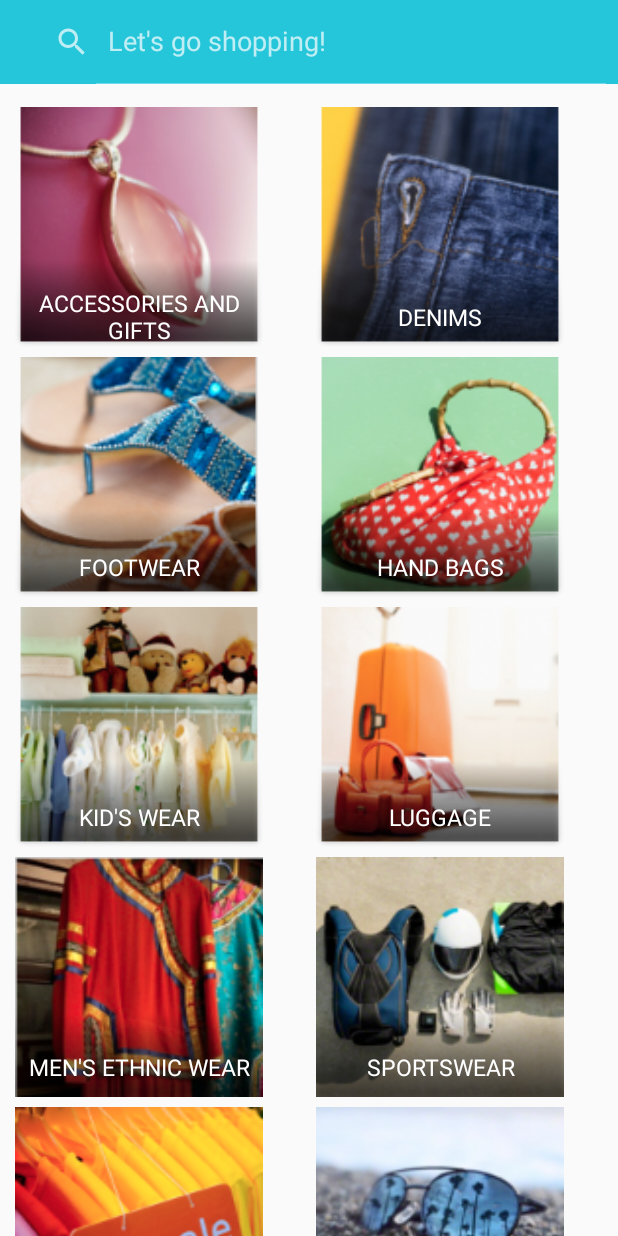
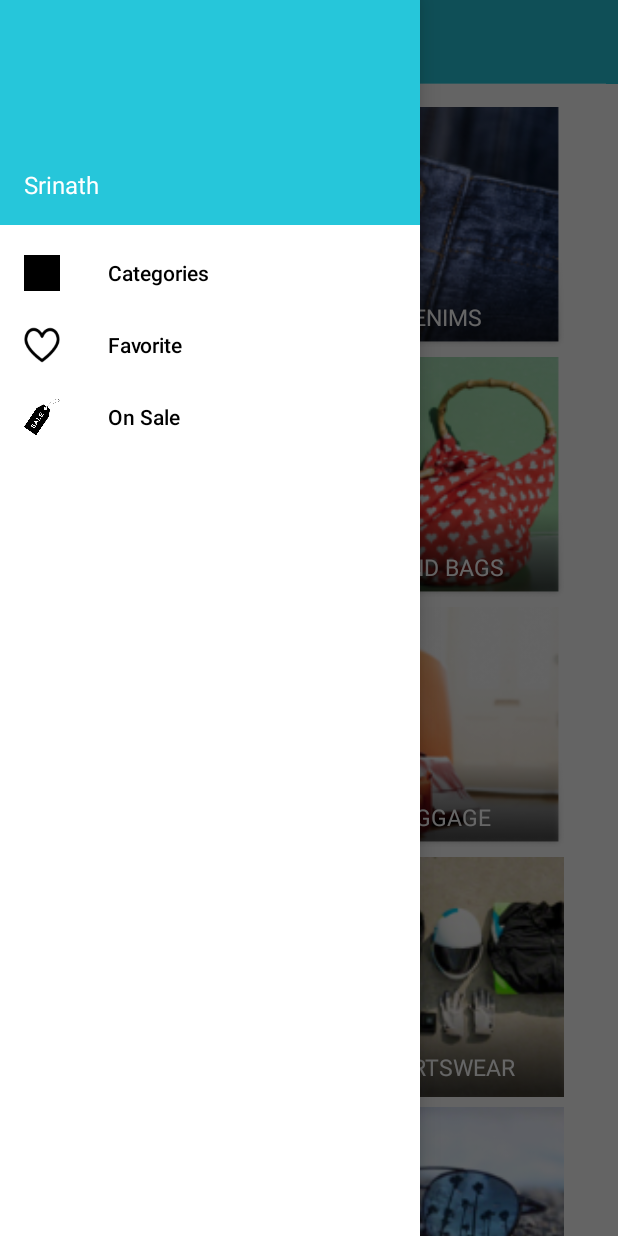
Before and after one commit to srinathwarrier/BrandstoreApp, an Android app: the screen it shows after launch (MainActivity), on a phone screen of 412 x 824 dp. Run offline under Robolectric (Android 15) with nearby library versions, the phone set to English and light mode, and no system bars; libraries missing offline, so code that uses them is left out: com.nostra13.universalimageloader; 7 statements that could not run were skipped.

Commit message:
navigation window

```diff
--- a/app/src/main/java/com/brandstore1/OutletListAsyncTask.java
+++ b/app/src/main/java/com/brandstore1/OutletListAsyncTask.java
@@ -124,7 +124,7 @@ public class OutletListAsyncTask extends AsyncTask<Void, Void, Void> {
             e.printStackTrace();
         }
         mOutletListAdapter.notifyDataSetChanged();
-        circularProgressDialog.dismiss();
+         circularProgressDialog.dismiss();
         //OutletList
 
     }
--- a/app/src/main/java/com/brandstore1/activities/MainActivity.java
+++ b/app/src/main/java/com/brandstore1/activities/MainActivity.java
@@ -42,8 +42,10 @@ public class MainActivity extends AppCompatActivity implements SearchView.OnQuer
             R.drawable.luggage, R.drawable.mensethnic, R.drawable.sportswear, R.drawable.unisex,
             R.drawable.watcheseyewear, R.drawable.westernmen, R.drawable.westernunisex, R.drawable.westernwomen, R.drawable.womensethnic};
 
+    //region test
     String CategoryNames[] = {"ACCESSORIES AND GIFTS", "DENIMS", "FOOTWEAR", "HAND BAGS", "KID'S WEAR", "LUGGAGE", "MEN'S ETHNIC WEAR", "SPORTSWEAR", "UNISEX APPAREL",
             "WATCHES AND EYEWEAR", "WESTERN MEN'S APPAREL", "WESTERN UNISEX APPAREL", "WESTERN WOMEN'S APPAREL", "WOMEN'S ETHNIC WEAR"};
+    //endregion
 
 
     // Navigation drawer :
@@ -89,7 +91,7 @@ public class MainActivity extends AppCompatActivity implements SearchView.OnQuer
         // Toolbar methods
         setUpToolbar();
 
-        /*
+
         //NavigationDrawer methods:
         mDrawerLayout = (DrawerLayout) findViewById(R.id.drawer_layout);
         mUserLearnedDrawer = Boolean.valueOf(readSharedSetting(this, PREF_USER_LEARNED_DRAWER, "false"));
@@ -105,20 +107,19 @@ public class MainActivity extends AppCompatActivity implements SearchView.OnQuer
         mNavigationView.setNavigationItemSelectedListener(new NavigationView.OnNavigationItemSelectedListener() {
             @Override
             public boolean onNavigationItemSelected(MenuItem menuItem) {
-
                 menuItem.setChecked(true);
                 boolean returnValue = true;
                 switch (menuItem.getItemId()) {
-                    case R.id.drawer_item_slate:
+                    case R.id.drawer_item_categories:
                         mCurrentSelectedPosition = 0;
                         returnValue = true;
                         break;
-                    case R.id.drawer_item_treasure:
+                    case R.id.drawer_item_favorite:
                         mCurrentSelectedPosition = 1;
                         returnValue = true;
                         break;
-                    case R.id.drawer_item_switch:
-                        mCurrentSelectedPosition = 0;
+                    case R.id.drawer_item_sale:
+                        mCurrentSelectedPosition = 2;
                         returnValue = true;
                         break;
                     default:
@@ -129,7 +130,7 @@ public class MainActivity extends AppCompatActivity implements SearchView.OnQuer
 
             }
         });
-        */
+
 
 
         // Get tracker.
@@ -312,9 +313,9 @@ public class MainActivity extends AppCompatActivity implements SearchView.OnQuer
     @Override
     protected void onRestoreInstanceState(Bundle savedInstanceState) {
         super.onRestoreInstanceState(savedInstanceState);
-        //mCurrentSelectedPosition = savedInstanceState.getInt(STATE_SELECTED_POSITION, 0);
-        //Menu menu = mNavigationView.getMenu();
-        //menu.getItem(mCurrentSelectedPosition).setChecked(true);
+        mCurrentSelectedPosition = savedInstanceState.getInt(STATE_SELECTED_POSITION, 0);
+        Menu menu = mNavigationView.getMenu();
+        menu.getItem(mCurrentSelectedPosition).setChecked(true);
     }
 
     public static String readSharedSetting(Context ctx, String settingName, String defaultValue) {
--- a/app/src/main/res/layout/activity_main.xml
+++ b/app/src/main/res/layout/activity_main.xml
@@ -54,7 +54,7 @@
 
 
     <!-- The navigation drawer -->
-    <!--<android.support.design.widget.NavigationView
+    <android.support.design.widget.NavigationView
         android:id="@+id/navigationView"
         android:layout_width="wrap_content"
         android:layout_height="match_parent"
@@ -63,5 +63,5 @@
         app:headerLayout="@layout/nav_drawer_header"
         app:itemIconTint="@color/drawer_item_text"
         app:itemTextColor="@color/drawer_item_text"
-        app:menu="@menu/drawer"/>-->
+        app:menu="@menu/drawer"/>
 </android.support.v4.widget.DrawerLayout>
--- a/app/src/main/res/menu/drawer.xml
+++ b/app/src/main/res/menu/drawer.xml
@@ -3,15 +3,15 @@
     <!-- group with single selected item so only one item is highlighted in the nav menu -->
     <group android:checkableBehavior="single">
         <item
-            android:id="@+id/drawer_item_slate"
+            android:id="@+id/drawer_item_categories"
             android:icon="@drawable/sportswear"
             android:title="@string/nav_item_categories"/>
         <item
-            android:id="@+id/drawer_item_treasure"
+            android:id="@+id/drawer_item_favorite"
             android:icon="@drawable/favourite"
             android:title="@string/nav_item_favorite"/>
         <item
-            android:id="@+id/drawer_item_switch"
+            android:id="@+id/drawer_item_sale"
             android:icon="@drawable/sale"
             android:title="@string/nav_item_sale"/>
     </group>
```
